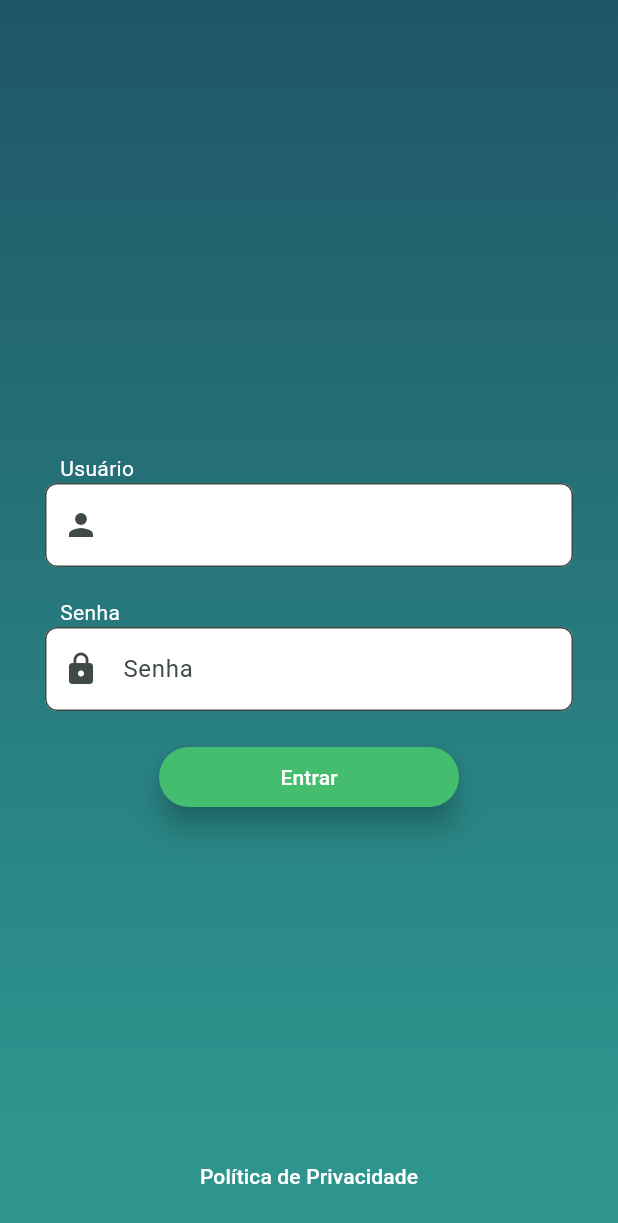
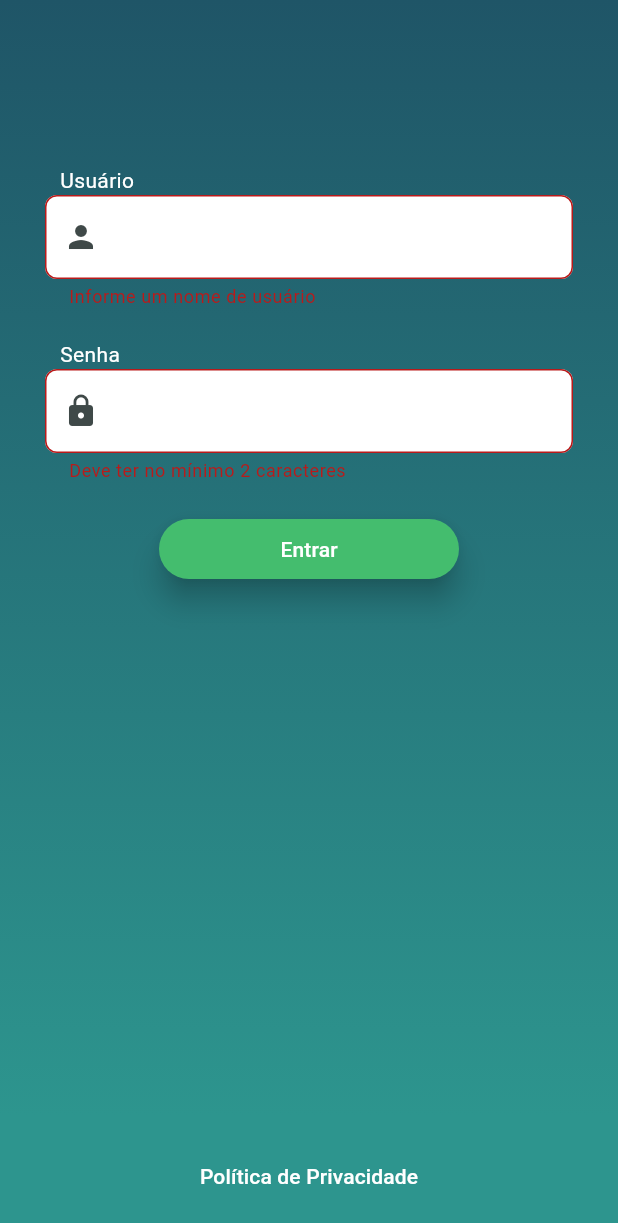
Before and after one commit to annealmd/target_desafio, a Flutter app: the screen it shows after launch, after a tap on "Entrar", on a phone screen of 412 x 824 dp. Shown: the top 1223 px of the screen. Run offline on Flutter 3.47's test engine with Material 2 defaults, Android fonts, the phone set to English and light mode, and no system bars.

```diff
--- a/lib/views/login_page.dart
+++ b/lib/views/login_page.dart
@@ -1,5 +1,6 @@
 import 'package:flutter/material.dart';
 import 'package:target_test/core/theme.dart';
+import 'package:url_launcher/url_launcher.dart';
 
 class LoginPage extends StatefulWidget {
   const LoginPage({super.key});
@@ -9,14 +10,22 @@ class LoginPage extends StatefulWidget {
 }
 
 class _LoginPageState extends State<LoginPage> {
+  final formKey = GlobalKey<FormState>();
   TextEditingController userController = TextEditingController();
   TextEditingController passwordController = TextEditingController();
+  final Uri _url = Uri.parse('https://google.com.br');
 
   @override
   void dispose() {
     userController.dispose();
     passwordController.dispose();
     super.dispose();
+  }
+
+  Future<void> _launchUrl() async {
+    if (!await launchUrl(_url)) {
+      throw Exception('Could not launch $_url');
+    }
   }
 
   @override
@@ -34,6 +43,9 @@ class _LoginPageState extends State<LoginPage> {
             colors: [colorOne, colorTwo],
           ),
         ),
+        child: SingleChildScrollView(
+          child: Form(
+            key: formKey,
             child: Column(
               mainAxisAlignment: MainAxisAlignment.center,
               crossAxisAlignment: CrossAxisAlignment.start,
@@ -53,7 +65,6 @@ class _LoginPageState extends State<LoginPage> {
                   onTapOutside: (event) => FocusScope.of(context).unfocus(),
                   decoration: InputDecoration(
                     prefixIcon: const Icon(Icons.person),
-                //labelText: 'Usuário',
                     filled: true,
                     fillColor: Colors.white,
                     border: OutlineInputBorder(
@@ -64,9 +75,12 @@ class _LoginPageState extends State<LoginPage> {
                     if (value!.isEmpty) {
                       return 'Informe um nome de usuário';
                     } else if (value.length > 21) {
+                      userController.clear();
                       return 'Deve ter no máximo 20 caracteres';
-                } else if (!RegExp(r'^[a-zA-Z0-9\s]*[^\s]$').hasMatch(value)) {
-                  return 'DNão deve conter espaço em branco no final.';
+                    } else if (!RegExp(r'^[a-zA-Z0-9\s]*[^\s]$')
+                        .hasMatch(value)) {
+                          userController.clear();
+                      return 'Não deve conter espaço em branco no final.';
                     } else {
                       return null;
                     }
@@ -86,7 +100,6 @@ class _LoginPageState extends State<LoginPage> {
                   textInputAction: TextInputAction.next,
                   decoration: InputDecoration(
                     prefixIcon: const Icon(Icons.lock),
-                labelText: 'Senha',
                     filled: true,
                     fillColor: Colors.white,
                     border: OutlineInputBorder(
@@ -95,10 +108,14 @@ class _LoginPageState extends State<LoginPage> {
                   ),
                   validator: (value) {
                     if (value!.length < 2) {
+                      passwordController.clear();
                       return 'Deve ter no mínimo 2 caracteres';
                     } else if (value.length > 21) {
+                      passwordController.clear();
                       return 'Deve ter no máximo 20 caracteres';
-                } else if (!RegExp(r'^[a-zA-Z0-9]*[^\\s]$').hasMatch(value)) {
+                    } else if (!RegExp(r'^[a-zA-Z0-9]*[^\\s]$')
+                        .hasMatch(value)) {
+                          passwordController.clear();
                       return 'Deve conter apenas letras e números';
                     } else {
                       return null;
@@ -108,7 +125,11 @@ class _LoginPageState extends State<LoginPage> {
                 const SizedBox(height: 20),
                 Center(
                   child: ElevatedButton(
-                onPressed: () {},
+                    onPressed: () {
+                      if (formKey.currentState!.validate()) {
+                        debugPrint('Everything alright!');
+                      } else {}
+                    },
                     style: ElevatedButton.styleFrom(
                       backgroundColor: colorButton,
                       foregroundColor: Colors.white,
@@ -121,13 +142,15 @@ class _LoginPageState extends State<LoginPage> {
               ],
             ),
           ),
+        ),
+      ),
       bottomNavigationBar: Container(
           color: colorTwo,
           width: double.infinity,
           alignment: Alignment.center,
           height: 80,
           child: TextButton(
-              onPressed: () {},
+              onPressed: _launchUrl,
               child: const Text(
                 'Política de Privacidade',
                 style: TextStyle(color: Colors.white),
--- a/pubspec.yaml
+++ b/pubspec.yaml
@@ -36,6 +36,7 @@ dependencies:
   # Use with the CupertinoIcons class for iOS style icons.
   cupertino_icons: ^1.0.2
   mobx: ^2.2.1
+  url_launcher: ^6.2.1
 
 dev_dependencies:
   flutter_test:
```
Also changed, not shown: pubspec.lock, 6 other files. Lines whose indentation alone changed are shown as unchanged.
